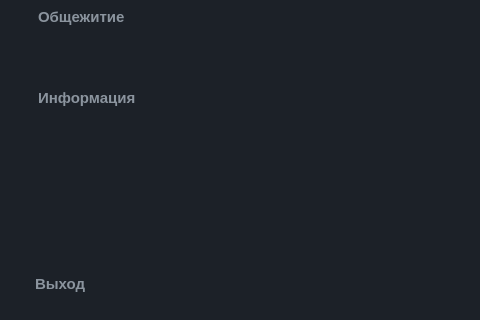
fomzzer/UniApp, file frontend/dashboardwindow.ui: the form before one commit; both pictures show x 0 to 480 and y 280 to 600 of the 800 by 600 pixel window.
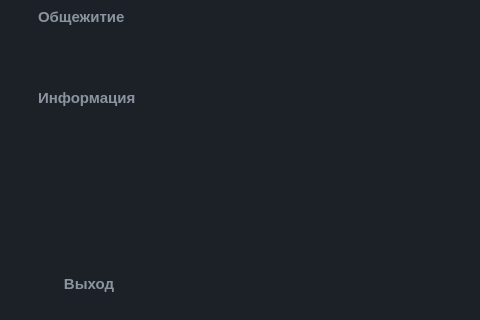
The form after the commit. The open tabs and pages were chosen to show the change. Icons and pictures are not drawn.

Commit message: v0.9.2: Button 'Remember me'

```diff
--- a/frontend/dashboardwindow.ui
+++ b/frontend/dashboardwindow.ui
@@ -48,7 +48,7 @@
     border: 1px solid transparent;
     border-radius: 8px;
     padding: 8px 16px;
-    text-align: left;
+    text-align: center;
     font-family: &quot;Segoe UI&quot;, sans-serif;
     font-size: 15px;
     font-weight: bold;
```
Left out of the diff: 8 changed lines with no effect on the pictures. The commit also changes 4 other files.
